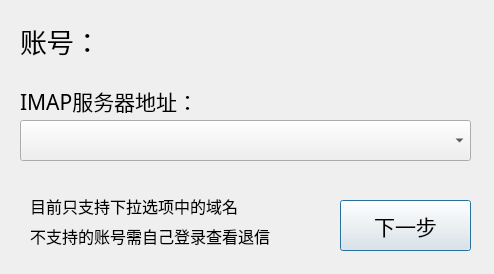
The window that ui_recv_host.ui (oliverhust/SendMail) describes before a commit, drawn with Qt 5.
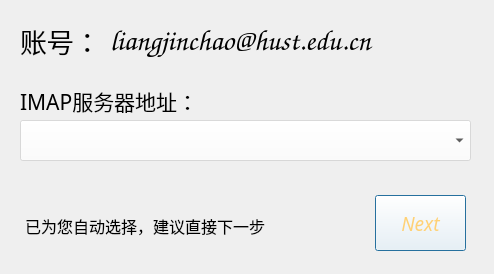
The same window after the commit. Icons and pictures are not drawn.

Commit message: 完成主界面和RecvHost界面

```diff
--- a/ui_recv_host.ui
+++ b/ui_recv_host.ui
@@ -14,7 +14,13 @@
    <string>设置IMAP服务器</string>
   </property>
   <property name="toolTip">
-   <string>已自动为您选择</string>
+   <string>&lt;html&gt;&lt;head/&gt;&lt;body&gt;&lt;p&gt;目前只支持下拉选项中的域名&lt;/p&gt;&lt;p&gt;不支持的账号需自己登录查看退信&lt;/p&gt;&lt;/body&gt;&lt;/html&gt;</string>
+  </property>
+  <property name="styleSheet">
+   <string notr="true">#Dialog_RecvHost {
+	background-image: url(:/Release_back/pic/back/_love_s.jpg);
+
+}</string>
   </property>
   <widget class="QLabel" name="label">
    <property name="geometry">
@@ -46,12 +52,13 @@
    </property>
    <property name="font">
     <font>
-     <family>Malgun Gothic Semilight</family>
-     <pointsize>20</pointsize>
+     <family>Comic Sans MS</family>
+     <pointsize>22</pointsize>
+     <underline>false</underline>
     </font>
    </property>
    <property name="text">
-    <string/>
+    <string>liangjinchao@hust.edu.cn</string>
    </property>
   </widget>
   <widget class="QLabel" name="label_3">
@@ -59,7 +66,7 @@
     <rect>
      <x>20</x>
      <y>80</y>
-     <width>211</width>
+     <width>186</width>
      <height>41</height>
     </rect>
    </property>
@@ -69,6 +76,9 @@
      <pointsize>16</pointsize>
     </font>
    </property>
+   <property name="styleSheet">
+    <string notr="true"/>
+   </property>
    <property name="text">
     <string>IMAP服务器地址：</string>
    </property>
@@ -76,50 +86,44 @@
   <widget class="QPushButton" name="pushButton">
    <property name="geometry">
     <rect>
-     <x>340</x>
-     <y>200</y>
-     <width>131</width>
-     <height>51</height>
-    </rect>
-   </property>
-   <property name="font">
-    <font>
-     <family>Malgun Gothic Semilight</family>
-     <pointsize>16</pointsize>
-    </font>
-   </property>
-   <property name="toolTip">
-    <string/>
-   </property>
-   <property name="text">
-    <string>下一步</string>
-   </property>
-  </widget>
-  <widget class="QLabel" name="label_4">
-   <property name="geometry">
-    <rect>
-     <x>30</x>
+     <x>370</x>
      <y>190</y>
-     <width>271</width>
-     <height>31</height>
+     <width>101</width>
+     <height>66</height>
     </rect>
    </property>
    <property name="font">
     <font>
-     <family>Malgun Gothic Semilight</family>
-     <pointsize>12</pointsize>
+     <family>High Tower Text</family>
+     <pointsize>14</pointsize>
+     <italic>true</italic>
     </font>
    </property>
+   <property name="toolTip">
+    <string>&lt;html&gt;&lt;head/&gt;&lt;body&gt;&lt;p&gt;下一步&lt;/p&gt;&lt;/body&gt;&lt;/html&gt;</string>
+   </property>
+   <property name="styleSheet">
+    <string notr="true">QPushButton:hover {    
+	margin: 0;
+}
+QPushButton {	
+	color: rgb(255, 209, 117);
+	border-image: url(:/icon/pic/ico/right64.png);
+    margin: 5;
+    background-color: rgba(255, 255, 255, 0);
+ 
+}</string>
+   </property>
    <property name="text">
-    <string>目前只支持下拉选项中的域名</string>
+    <string>Next</string>
    </property>
   </widget>
-  <widget class="QLabel" name="label_5">
+  <widget class="QLabel" name="label_4">
    <property name="geometry">
     <rect>
-     <x>30</x>
-     <y>220</y>
-     <width>281</width>
+     <x>25</x>
+     <y>210</y>
+     <width>286</width>
      <height>31</height>
     </rect>
    </property>
@@ -130,7 +134,7 @@
     </font>
    </property>
    <property name="text">
-    <string>不支持的账号需自己登录查看退信</string>
+    <string>已为您自动选择，建议直接下一步</string>
    </property>
   </widget>
   <widget class="QComboBox" name="comboBox">
@@ -149,7 +153,10 @@
     </font>
    </property>
    <property name="toolTip">
-    <string>已自动为您选择</string>
+    <string>&lt;html&gt;&lt;head/&gt;&lt;body&gt;&lt;p&gt;目前只支持下拉选项中的域名&lt;/p&gt;&lt;p&gt;不支持的账号需自己登录查看退信&lt;/p&gt;&lt;/body&gt;&lt;/html&gt;</string>
+   </property>
+   <property name="styleSheet">
+    <string notr="true">background-color: rgba(255, 255, 255, 120);</string>
    </property>
   </widget>
  </widget>
```
Left out of the diff: 27 changed lines with no effect on the pictures. The commit also changes 11 other files.
